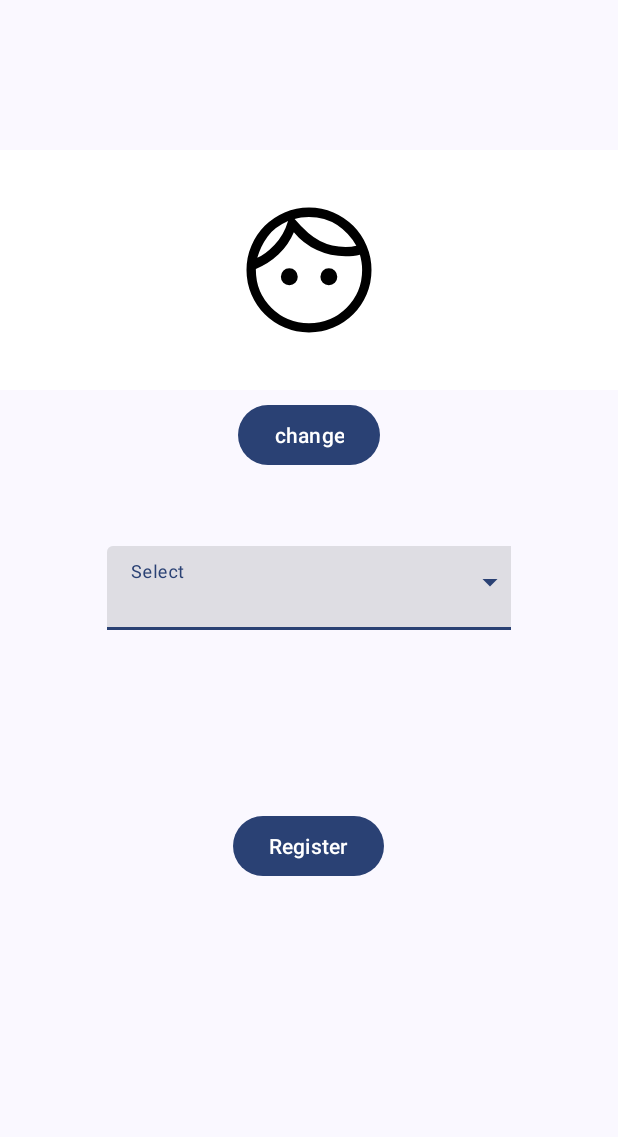
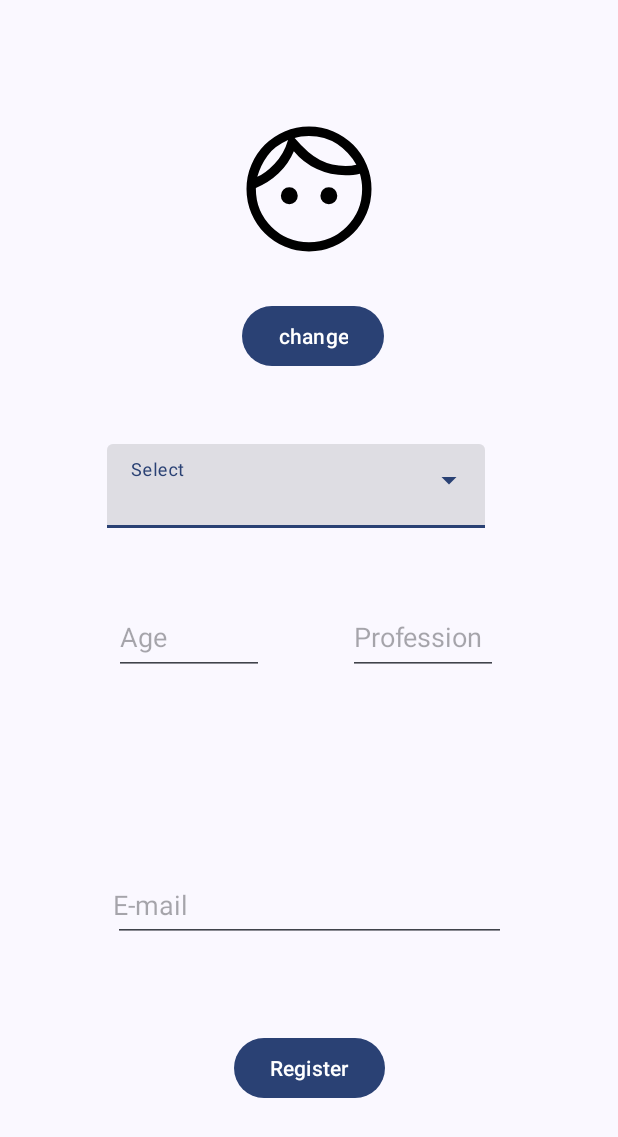
Before and after one commit to CPEN321-Group/accountability-core, an Android app: the RegisterSettingActivity screen opened directly, with no data from a screen before it, on a phone screen of 412 x 824 dp. Shown: the top 1137 px of the screen. Run offline under Robolectric (Android 15) with nearby library versions, the phone set to English and light mode, and no system bars; our stand-ins replace Volley; libraries missing offline, so code that uses them is left out: com.facebook, com.facebook.login; pictures from the network do not load; 2 statements that could not run were skipped.

Commit message:
change register setting

```diff
--- a/android/app/src/main/AndroidManifest.xml
+++ b/android/app/src/main/AndroidManifest.xml
@@ -20,7 +20,8 @@
         tools:targetApi="32">
         <activity
             android:name=".welcome.RegisterSettingActivity"
-            android:exported="false" />
+            android:exported="false"
+            android:windowSoftInputMode="stateVisible|adjustResize"/>
         <activity
             android:name=".mainScreen.chat.ChattingActivity"
             android:exported="false"
--- a/android/app/src/main/res/layout/activity_register_setting.xml
+++ b/android/app/src/main/res/layout/activity_register_setting.xml
@@ -6,57 +6,93 @@
     android:layout_height="match_parent"
     tools:context=".welcome.RegisterSettingActivity">
 
-    <LinearLayout
-        android:layout_width="match_parent"
-        android:layout_height="match_parent"
-        android:gravity="center_horizontal"
-        android:orientation="vertical" >
-
-        <RelativeLayout
-            android:layout_width="match_parent"
-            android:layout_height="wrap_content"
-            android:background="#ffffff"
-            android:layout_marginTop="100dp"
-            android:padding="30dp">
 
     <ImageView
         android:id="@+id/iv_personal_icon"
         android:layout_width="100dp"
         android:layout_height="100dp"
         android:layout_centerInParent="true"
-                android:src="@drawable/ic_profilesample_24dp" />
-        </RelativeLayout>
+        android:layout_marginTop="76dp"
+        android:src="@drawable/ic_profilesample_24dp"
+        app:layout_constraintEnd_toEndOf="parent"
+        app:layout_constraintHorizontal_bias="0.501"
+        app:layout_constraintStart_toStartOf="parent"
+        app:layout_constraintTop_toTopOf="parent" />
 
     <Button
         android:id="@+id/btn_change"
         android:layout_width="wrap_content"
         android:layout_height="wrap_content"
-            android:layout_marginTop="6dp"
-            android:text="change"></Button>
+        android:layout_marginTop="24dp"
+        android:text="change"
+        app:layout_constraintEnd_toEndOf="parent"
+        app:layout_constraintHorizontal_bias="0.509"
+        app:layout_constraintStart_toStartOf="parent"
+        app:layout_constraintTop_toBottomOf="@+id/iv_personal_icon"></Button>
 
     <com.google.android.material.textfield.TextInputLayout
         android:id="@+id/menu"
         style="@style/Widget.MaterialComponents.TextInputLayout.FilledBox.ExposedDropdownMenu"
         android:layout_width="269dp"
         android:layout_height="wrap_content"
-            android:layout_marginTop="50dp"
-            android:hint="Select">
+        android:layout_marginTop="48dp"
+        android:hint="Select"
+        app:layout_constraintEnd_toEndOf="parent"
+        app:layout_constraintStart_toStartOf="parent"
+        app:layout_constraintTop_toBottomOf="@+id/btn_change">
 
             <AutoCompleteTextView
                 android:id="@+id/select_text"
-                android:layout_width="279dp"
+                android:layout_width="252dp"
                 android:layout_height="wrap_content"
-                android:inputType="none" />
+                android:inputType="none"
+                tools:layout_editor_absoluteX="57dp"
+                tools:layout_editor_absoluteY="25dp" />
 
     </com.google.android.material.textfield.TextInputLayout>
+
+    <EditText
+        android:id="@+id/age_text"
+        android:layout_width="100dp"
+        android:layout_height="50dp"
+        android:layout_marginStart="76dp"
+        android:layout_marginTop="48dp"
+        android:hint="Age"
+        android:inputType="number"
+        app:layout_constraintStart_toStartOf="parent"
+        app:layout_constraintTop_toBottomOf="@+id/menu" />
+
+    <EditText
+        android:id="@+id/profession_text"
+        android:layout_width="100dp"
+        android:layout_height="50dp"
+        android:layout_marginTop="48dp"
+        android:layout_marginEnd="80dp"
+        android:hint="Profession"
+        app:layout_constraintEnd_toEndOf="parent"
+        app:layout_constraintTop_toBottomOf="@+id/menu" />
+
+    <EditText
+        android:id="@+id/email_text"
+        android:layout_width="262dp"
+        android:layout_height="50dp"
+        android:layout_marginBottom="60dp"
+        android:hint="E-mail"
+        android:fitsSystemWindows="true"
+        android:inputType="textEmailAddress"
+        app:layout_constraintBottom_toTopOf="@+id/button_register"
+        app:layout_constraintEnd_toEndOf="parent"
+        app:layout_constraintStart_toStartOf="parent" />
 
     <Button
         android:id="@+id/button_register"
         android:layout_width="wrap_content"
         android:layout_height="wrap_content"
+        android:layout_marginBottom="88dp"
         android:text="Register"
-            android:layout_marginTop="120dp"/>
+        app:layout_constraintBottom_toBottomOf="parent"
+        app:layout_constraintEnd_toEndOf="parent"
+        app:layout_constraintStart_toStartOf="parent" />
 
-    </LinearLayout>
 
 </androidx.constraintlayout.widget.ConstraintLayout>
--- a/android/app/src/main/res/values/strings.xml
+++ b/android/app/src/main/res/values/strings.xml
@@ -45,4 +45,5 @@
     <string name="send">Send</string>
     <string name="chat">Chat</string>
     <string name="send_request">Send Request</string>
+    <integer name="default_age">20</integer>
 </resources>
```
Also changed, not shown: android/app/src/main/java/com/cpen321group/accountability/welcome/RegisterSettingActivity.java (+45 -11 lines). Lines whose indentation alone changed are shown as unchanged.
